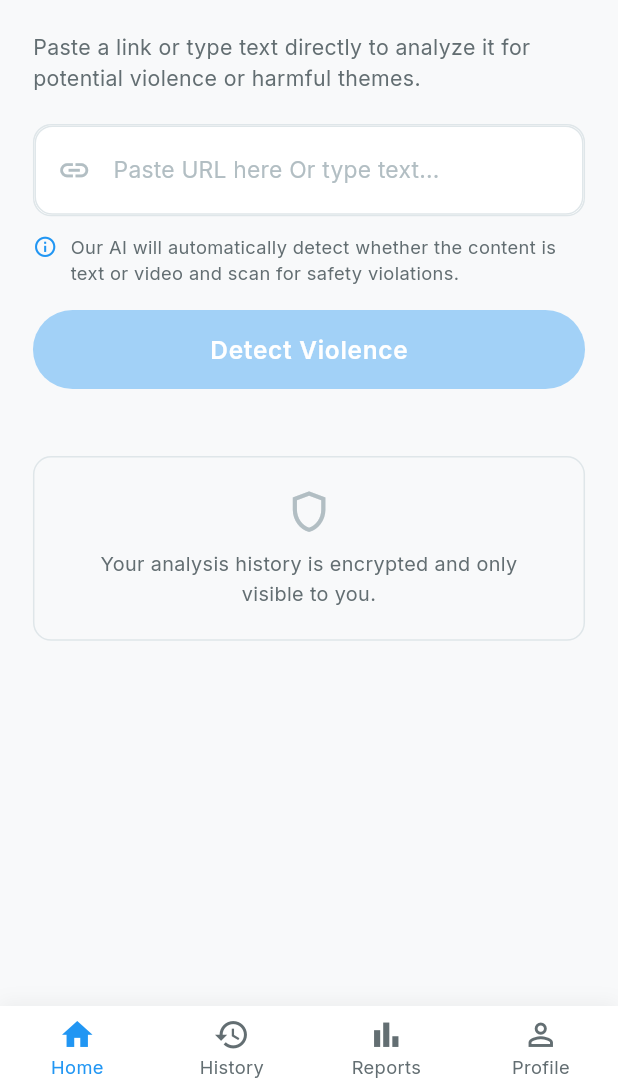
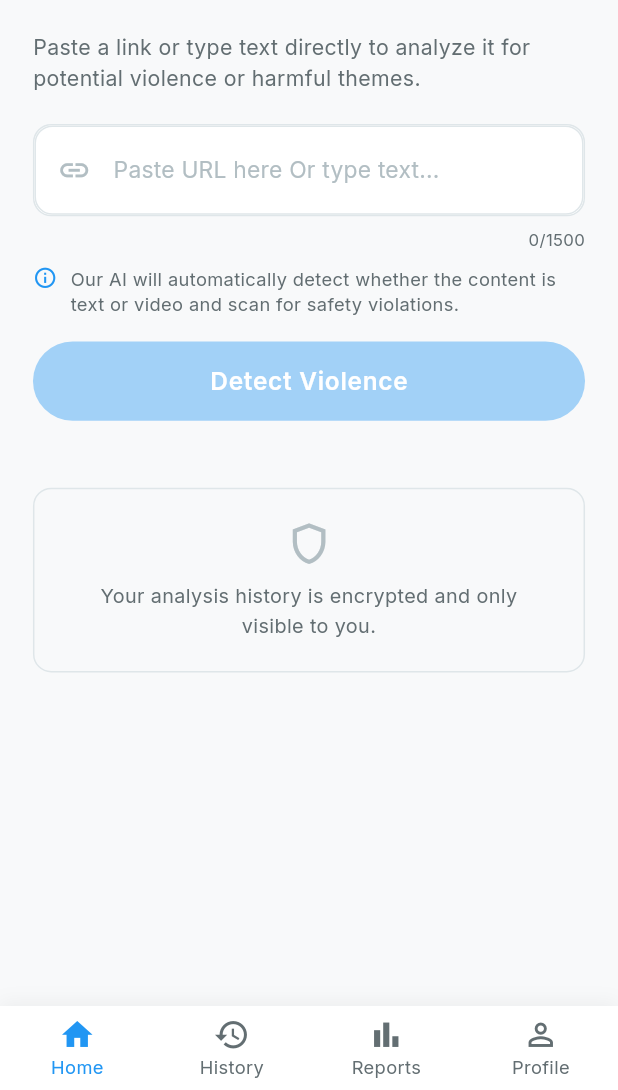
Before and after one commit to mohamed12344556/vioguard, a Flutter app: the DashboardScreen screen opened by its route, on a phone screen of 412 x 824 dp, the part 146-1236 px from its top. Run offline on Flutter 3.47's test engine with Material 3 defaults, Android fonts, the phone set to English and light mode, and no system bars; our stand-ins replace dartz, dio, easy_localization, equatable, flutter_bloc, flutter_screenutil and 6 more; missing offline and left inert: google_mlkit_language_id; accounts and stored records are empty; network calls fail; statements that could not run were skipped.

Commit message:
feat(ui): add language detection and input constraints
Add google_mlkit_language_id to detect Arabic text and disable the
detection button when identified. Also implement a 1500 character
limit for text inputs in the detection and dashboard screens.

```diff
--- a/lib/features/home/views/dashboard_screen.dart
+++ b/lib/features/home/views/dashboard_screen.dart
@@ -4,6 +4,7 @@ import 'package:flutter/material.dart';
 import 'package:flutter/services.dart';
 import 'package:flutter_bloc/flutter_bloc.dart';
 import 'package:flutter_screenutil/flutter_screenutil.dart';
+import 'package:google_mlkit_language_id/google_mlkit_language_id.dart';
 
 import '../../../core/api/token_storage.dart';
 import '../../../core/di/injection_container.dart';
@@ -217,8 +218,23 @@ class _HomeContent extends StatefulWidget {
   State<_HomeContent> createState() => _HomeContentState();
 }
 
+/// Max characters allowed in the analysis input.
+const int _kMaxTextLength = 1500;
+
 class _HomeContentState extends State<_HomeContent> {
   final TextEditingController _inputController = TextEditingController();
+
+  /// On-device language identifier used to gate the input to English only.
+  final LanguageIdentifier _languageIdentifier =
+      LanguageIdentifier(confidenceThreshold: 0.5);
+
+  /// True when the current input is detected as Arabic. While true the Detect
+  /// button is disabled (the model is English-only).
+  bool _isArabic = false;
+
+  /// Guards against overlapping async language-ID calls so a slower earlier
+  /// result can't overwrite a newer one.
+  int _detectSeq = 0;
 
   /// Cached so dispose() can reset the cubits without an unsafe context lookup
   /// on a deactivated widget.
@@ -247,12 +263,43 @@ class _HomeContentState extends State<_HomeContent> {
     _textCubit = context.read<TextPredictionCubit>();
   }
 
-  void _onInputChanged() => setState(() {});
+  void _onInputChanged() {
+    // Repaint for the enabled/disabled + clear-button states.
+    setState(() {});
+    // Identify the language so the button can block Arabic input.
+    _detectLanguage(_inputController.text);
+  }
+
+  /// Identifies the input language and flips [_isArabic] so the button
+  /// enables/disables. URLs and empty input are never treated as Arabic.
+  Future<void> _detectLanguage(String value) async {
+    final text = value.trim();
+    final seq = ++_detectSeq;
+
+    if (text.isEmpty || _urlPattern.hasMatch(text)) {
+      if (_isArabic) setState(() => _isArabic = false);
+      return;
+    }
+
+    try {
+      final code = await _languageIdentifier.identifyLanguage(text);
+      // A newer keystroke superseded this lookup — drop the stale result.
+      if (seq != _detectSeq || !mounted) return;
+      final isArabic = code == 'ar';
+      if (isArabic != _isArabic) setState(() => _isArabic = isArabic);
+    } catch (_) {
+      // 'und' (undetermined) or any error: don't block the user.
+      if (seq == _detectSeq && mounted && _isArabic) {
+        setState(() => _isArabic = false);
+      }
+    }
+  }
 
   @override
   void dispose() {
     _inputController.removeListener(_onInputChanged);
     _inputController.dispose();
+    _languageIdentifier.close();
     _videoCubit.reset();
     _textCubit.reset();
     super.dispose();
@@ -272,7 +319,7 @@ class _HomeContentState extends State<_HomeContent> {
   /// goes straight to the text model. The AI decides the content type for us.
   void _detectViolence() {
     final input = _inputController.text.trim();
-    if (input.isEmpty) return;
+    if (input.isEmpty || _isArabic) return;
 
     if (_isUrl) {
       _lastSourceUrl = input;
@@ -287,7 +334,8 @@ class _HomeContentState extends State<_HomeContent> {
     }
   }
 
-  bool get _canDetect => _inputController.text.trim().isNotEmpty;
+  bool get _canDetect =>
+      _inputController.text.trim().isNotEmpty && !_isArabic;
 
   @override
   Widget build(BuildContext context) {
@@ -416,6 +464,10 @@ class _HomeContentState extends State<_HomeContent> {
                 controller: _inputController,
                 minLines: 1,
                 maxLines: 5,
+                maxLength: _kMaxTextLength,
+                inputFormatters: [
+                  LengthLimitingTextInputFormatter(_kMaxTextLength),
+                ],
                 keyboardType: TextInputType.multiline,
                 textInputAction: TextInputAction.newline,
                 style: TextStyle(
@@ -423,6 +475,7 @@ class _HomeContentState extends State<_HomeContent> {
                   fontSize: 15.sp,
                 ),
                 decoration: InputDecoration(
+                  counterText: '',
                   hintText: 'Paste URL here Or type text...',
                   hintStyle: TextStyle(
                     color: AppColors.textLight,
@@ -457,18 +510,45 @@ class _HomeContentState extends State<_HomeContent> {
                 ),
               ),
             ),
-            SizedBox(height: 12.h),
+            SizedBox(height: 8.h),
+            // Character counter (n/1500).
+            ValueListenableBuilder<TextEditingValue>(
+              valueListenable: _inputController,
+              builder: (context, value, _) {
+                return Align(
+                  alignment: Alignment.centerRight,
+                  child: Text(
+                    '${value.text.characters.length}/$_kMaxTextLength',
+                    style: TextStyle(
+                      color: AppColors.textSecondaryColor(context),
+                      fontSize: 11.sp,
+                    ),
+                  ),
+                );
+              },
+            ),
+            SizedBox(height: 8.h),
             Row(
               crossAxisAlignment: CrossAxisAlignment.start,
               children: [
-                Icon(Icons.info_outline, color: AppColors.primary, size: 16.sp),
+                Icon(
+                  _isArabic ? Icons.error_outline : Icons.info_outline,
+                  color: _isArabic ? AppColors.error : AppColors.primary,
+                  size: 16.sp,
+                ),
                 SizedBox(width: 8.w),
                 Expanded(
                   child: Text(
-                    'Our AI will automatically detect whether the content is '
-                    'text or video and scan for safety violations.',
+                    _isArabic
+                        ? 'Arabic is not supported. Please enter English '
+                            'text only.'
+                        : 'Our AI will automatically detect whether the '
+                            'content is text or video and scan for safety '
+                            'violations.',
                     style: TextStyle(
-                      color: AppColors.textSecondaryColor(context),
+                      color: _isArabic
+                          ? AppColors.error
+                          : AppColors.textSecondaryColor(context),
                       fontSize: 12.sp,
                       height: 1.4,
                     ),
@@ -489,7 +569,8 @@ class _HomeContentState extends State<_HomeContent> {
                 return ValueListenableBuilder<TextEditingValue>(
                   valueListenable: _inputController,
                   builder: (context, value, _) {
-                    final canDetect = value.text.trim().isNotEmpty;
+                    final canDetect =
+                        value.text.trim().isNotEmpty && !_isArabic;
                     return SizedBox(
                       width: double.infinity,
                       height: 52.h,
--- a/pubspec.yaml
+++ b/pubspec.yaml
@@ -46,6 +46,7 @@ dependencies:
   get_it: ^9.2.0
   google_fonts: ^8.0.0
   google_generative_ai: ^0.4.7
+  google_mlkit_language_id: ^0.13.0
   image_picker: ^1.2.1
   internet_connection_checker: ^3.0.1
   intl: ^0.20.2
```
Also changed, not shown: lib/features/detection/views/text_detection_screen.dart (+66 -10 lines), pubspec.lock.
